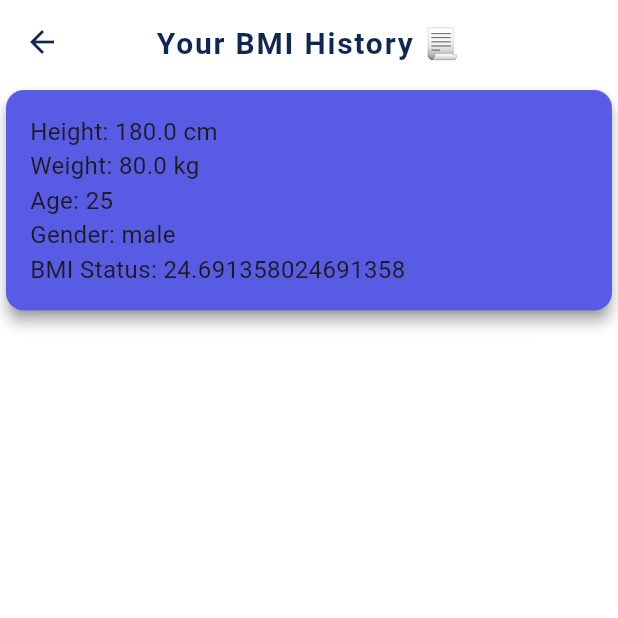
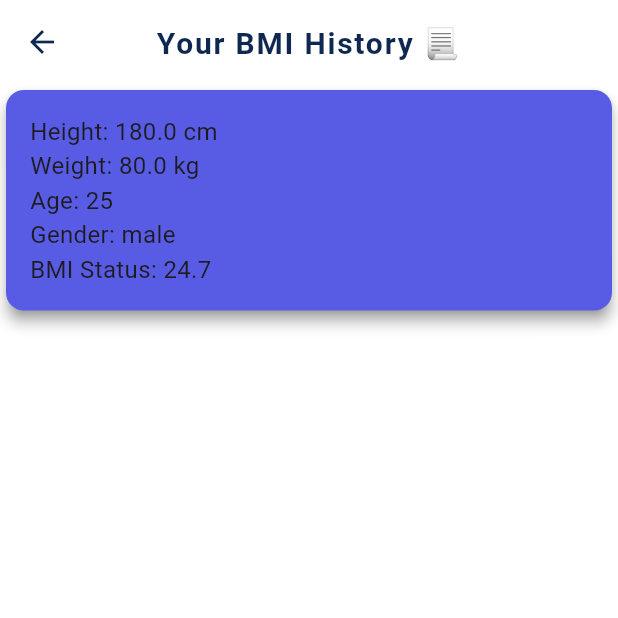
Before and after one commit to eslamohammed/BMI_APP, a Flutter app: the HistoryPage screen opened by its route, on a phone screen of 412 x 824 dp, the top half of it. Run offline on Flutter 3.47's test engine with Material 3 defaults, Android fonts, the phone set to English and light mode, and no system bars; our stand-ins replace bloc, equatable, firebase_core, flutter_bloc, flutter_svg, font_awesome_flutter and 1 more; missing offline and left inert: pretty_gauge; accounts and stored records are empty.

Commit message:
finishing history screen ui

```diff
--- a/lib/presentation/history/history.dart
+++ b/lib/presentation/history/history.dart
@@ -20,7 +20,7 @@ var historyList = [
   // History(height: 180, weight: 65, gender: 'male', age: 25, bmiStatus: '${65/(1.8*1.8)}',),
   // History(height: 180, weight: 90, gender: 'male', age: 25, bmiStatus: '${90/(1.8*1.8)}',),
   // History(height: 180, weight: 75, gender: 'male', age: 25, bmiStatus: '${75/(1.8*1.8)}',),
-  const History(height: 180, weight: 80, gender: 'male', age: 25, bmiStatus: '${80/(1.8*1.8)}',),
+
 ];
 
 class _HistoryPageState extends State<HistoryPage> {
@@ -47,9 +47,13 @@ class _HistoryPageState extends State<HistoryPage> {
               ))),
       backgroundColor: ColorManager.white,
       body: ListView.builder(
-          itemCount: historyList.length,
+          itemCount: 1,
           itemBuilder: (BuildContext context, int index) {
-            return historyList[index];
+            return History(height: 180, weight: 80, gender: 'male', age: 25, bmiStatus: 80/(1.8*1.8), onDismiss: (DismissDirection direction) {
+              if(direction==DismissDirection.endToStart){
+                // list.removeAt(index);
+              }
+            }, index: 0,);
           }),
     );
   }
--- a/lib/presentation/utils/values_manager.dart
+++ b/lib/presentation/utils/values_manager.dart
@@ -5,6 +5,7 @@ class AppMargin {
   static const double m16 = 16.0;
   static const double m18 = 18.0;
   static const double m20 = 20.0;
+  static const double m30 = 30.0;
 }
 
 class AppPadding {
--- a/lib/widget/historyWidget.dart
+++ b/lib/widget/historyWidget.dart
@@ -1,4 +1,5 @@
 import 'package:flutter/material.dart';
+import 'package:font_awesome_flutter/font_awesome_flutter.dart';
 import 'package:ibm_task/presentation/utils/color_manager.dart';
 
 class History extends StatelessWidget {
@@ -6,7 +7,9 @@ class History extends StatelessWidget {
   final double weight;
   final int age;
   final String gender;
-  final String bmiStatus;
+  final double bmiStatus;
+  final int index;
+  final DismissDirectionCallback onDismiss;
 
   const History({
     super.key,
@@ -15,11 +18,27 @@ class History extends StatelessWidget {
     required this.age,
     required this.gender,
     required this.bmiStatus,
+    required this.onDismiss,
+    required this.index,
   });
 
   @override
   Widget build(BuildContext context) {
-    return Card(
+    return Dismissible(
+      onDismissed: onDismiss,
+      background: Container(
+        color: ColorManager.error,
+        child: Align(
+          child: const Icon(
+            FontAwesomeIcons.deleteLeft,
+          ),
+          alignment: Alignment.centerRight,
+        ),
+      ),
+      key: ValueKey<int>(index),
+      child: SizedBox(
+        width: double.infinity,
+        child: Card(
           color: ColorManager.primary,
           child: Padding(
             padding: const EdgeInsets.all(16.0),
@@ -43,12 +62,14 @@ class History extends StatelessWidget {
                   style: TextStyle(fontSize: 16),
                 ),
                 Text(
-              'BMI Status: $bmiStatus',
+                  'BMI Status: ${bmiStatus.toStringAsFixed(1)}',
                   style: TextStyle(fontSize: 16),
                 ),
               ],
             ),
           ),
+        ),
+      ),
     );
   }
 }
```
Also changed, not shown: lib/presentation/main/main_screen.dart (+23 -16 lines). Lines whose indentation alone changed are shown as unchanged.
